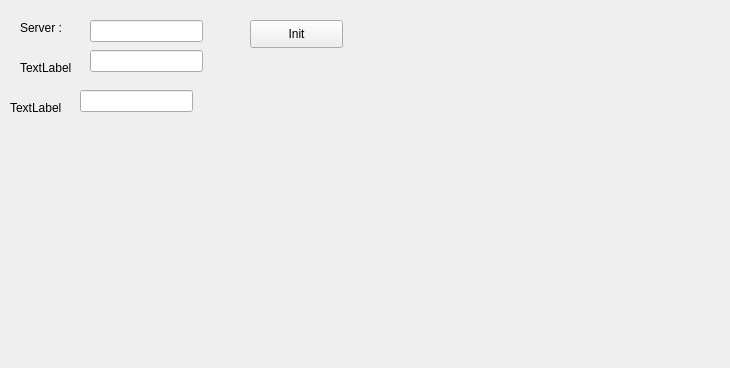
This is mainwindow.ui in tbikfalvi/RestTest as Qt 5 draws it before an edit. The edited form follows.
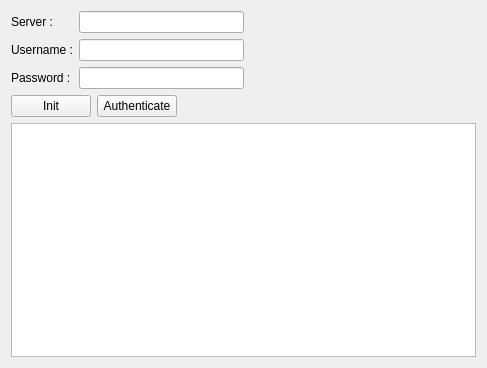
This is the edited form.

What changed in the file:
```diff
--- a/mainwindow.ui
+++ b/mainwindow.ui
@@ -6,7 +6,7 @@
    <rect>
     <x>0</x>
     <y>0</y>
-    <width>730</width>
+    <width>487</width>
     <height>368</height>
    </rect>
   </property>
@@ -14,88 +14,97 @@
    <string>MainWindow</string>
   </property>
   <widget class="QWidget" name="centralWidget">
+   <layout class="QVBoxLayout" name="verticalLayout">
+    <item>
+     <layout class="QHBoxLayout" name="horizontalLayout">
+      <item>
+       <layout class="QFormLayout" name="formLayout">
+        <item row="0" column="0">
    <widget class="QLabel" name="lblServer">
-    <property name="geometry">
-     <rect>
-      <x>20</x>
-      <y>20</y>
-      <width>53</width>
-      <height>16</height>
-     </rect>
-    </property>
     <property name="text">
      <string>Server :</string>
     </property>
    </widget>
-   <widget class="QLineEdit" name="ledServer">
-    <property name="geometry">
-     <rect>
-      <x>90</x>
-      <y>20</y>
-      <width>113</width>
-      <height>22</height>
-     </rect>
-    </property>
-   </widget>
-   <widget class="QLabel" name="label">
-    <property name="geometry">
-     <rect>
-      <x>20</x>
-      <y>60</y>
-      <width>53</width>
-      <height>16</height>
-     </rect>
-    </property>
+        </item>
+        <item row="0" column="1">
+         <widget class="QLineEdit" name="ledServer"/>
+        </item>
+        <item row="1" column="0">
+         <widget class="QLabel" name="lblUser">
     <property name="text">
-     <string>TextLabel</string>
-    </property>
-   </widget>
-   <widget class="QLabel" name="label_2">
-    <property name="geometry">
-     <rect>
-      <x>10</x>
-      <y>100</y>
-      <width>53</width>
-      <height>16</height>
-     </rect>
-    </property>
+           <string>Username :</string>
+          </property>
+         </widget>
+        </item>
+        <item row="1" column="1">
+         <widget class="QLineEdit" name="ledUser"/>
+        </item>
+        <item row="2" column="0">
+         <widget class="QLabel" name="lblPassword">
     <property name="text">
-     <string>TextLabel</string>
-    </property>
-   </widget>
-   <widget class="QLineEdit" name="ledUser">
-    <property name="geometry">
-     <rect>
-      <x>90</x>
-      <y>50</y>
-      <width>113</width>
-      <height>22</height>
-     </rect>
-    </property>
-   </widget>
+           <string>Password :</string>
+          </property>
+         </widget>
+        </item>
+        <item row="2" column="1">
    <widget class="QLineEdit" name="ledPassword">
-    <property name="geometry">
-     <rect>
-      <x>80</x>
-      <y>90</y>
-      <width>113</width>
-      <height>22</height>
-     </rect>
-    </property>
-   </widget>
+          <property name="echoMode">
+           <enum>QLineEdit::Password</enum>
+          </property>
+         </widget>
+        </item>
+       </layout>
+      </item>
+      <item>
+       <spacer name="horizontalSpacer">
+        <property name="orientation">
+         <enum>Qt::Horizontal</enum>
+        </property>
+        <property name="sizeHint" stdset="0">
+         <size>
+          <width>40</width>
+          <height>20</height>
+         </size>
+        </property>
+       </spacer>
+      </item>
+     </layout>
+    </item>
+    <item>
+     <layout class="QHBoxLayout" name="horizontalLayout_2">
+      <item>
    <widget class="QPushButton" name="pbInit">
-    <property name="geometry">
-     <rect>
-      <x>250</x>
-      <y>20</y>
-      <width>93</width>
-      <height>28</height>
-     </rect>
-    </property>
     <property name="text">
      <string>Init</string>
     </property>
    </widget>
+      </item>
+      <item>
+       <widget class="QPushButton" name="pbAuthenticate">
+        <property name="text">
+         <string>Authenticate</string>
+        </property>
+       </widget>
+      </item>
+      <item>
+       <spacer name="horizontalSpacer_2">
+        <property name="orientation">
+         <enum>Qt::Horizontal</enum>
+        </property>
+        <property name="sizeHint" stdset="0">
+         <size>
+          <width>40</width>
+          <height>20</height>
+         </size>
+        </property>
+       </spacer>
+      </item>
+     </layout>
+    </item>
+    <item>
+     <widget class="QTextEdit" name="teInfo"/>
+    </item>
+   </layout>
   </widget>
  </widget>
  <layoutdefault spacing="6" margin="11"/>
```
Lines whose indentation alone changed are shown as unchanged.
